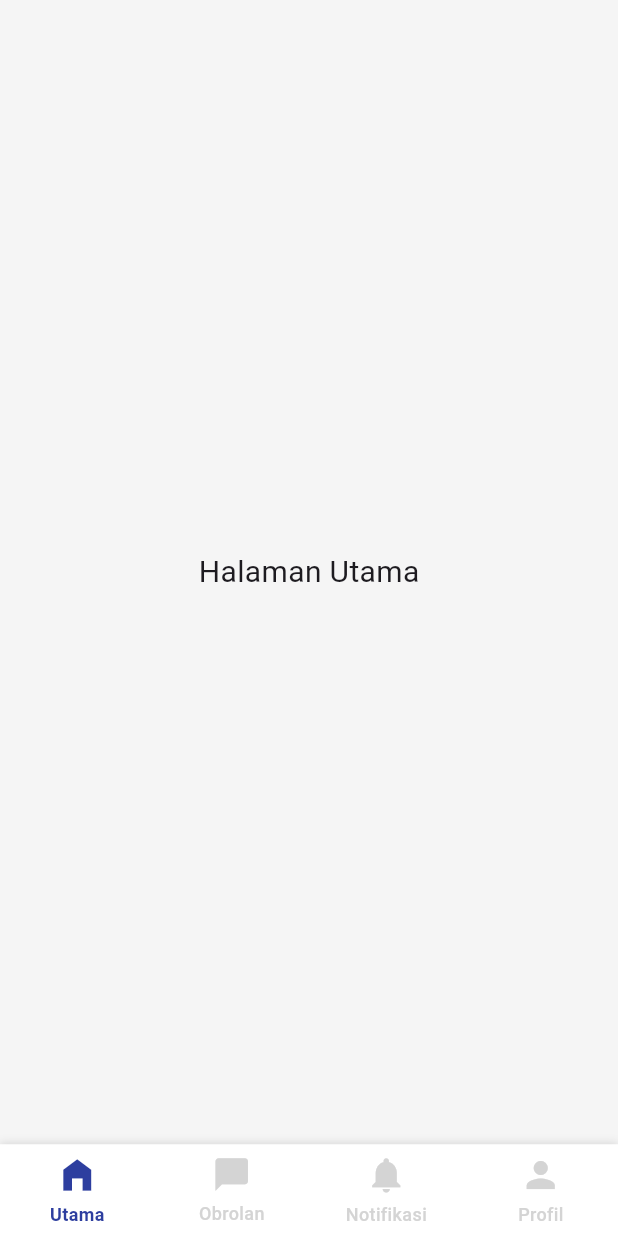
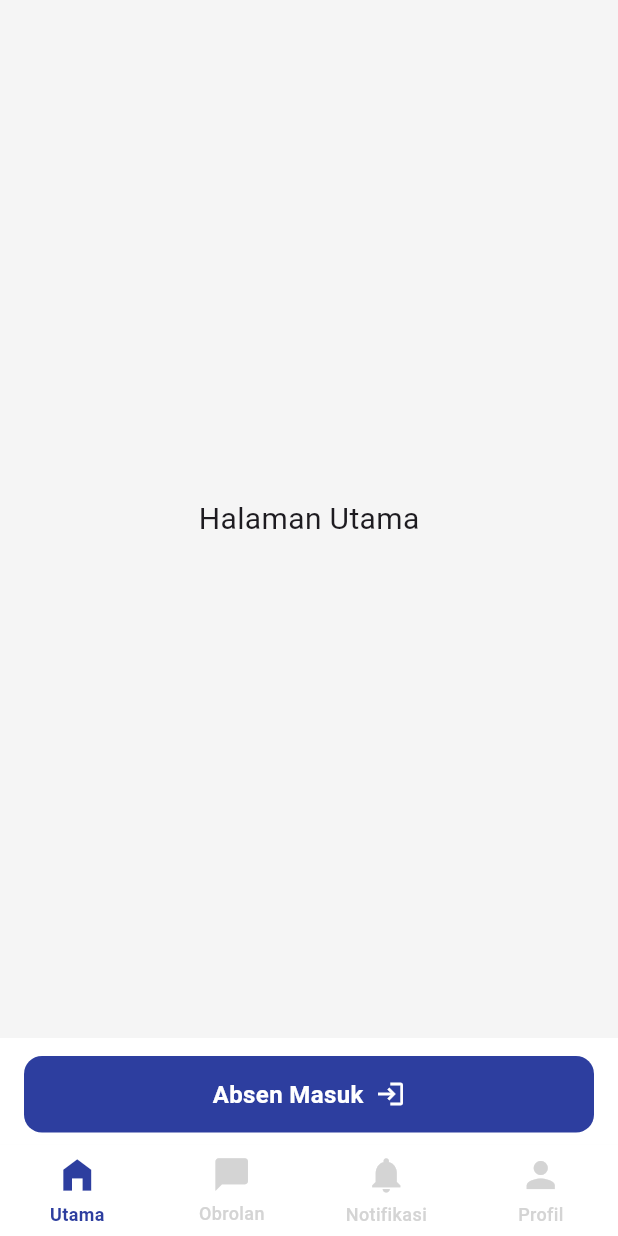
Before and after one commit to faizalfebriyanto886/Ide-hris, a Flutter app: the DashboardView screen opened by its route, on a phone screen of 412 x 824 dp. Run offline on Flutter 3.47's test engine with Material 3 defaults, Android fonts, the phone set to English and light mode, and no system bars; our stand-ins replace get.

Commit message:
menambah button absen masuk

```diff
--- a/lib/presentations/page/dashboard/view/dashboard_view.dart
+++ b/lib/presentations/page/dashboard/view/dashboard_view.dart
@@ -2,11 +2,13 @@ import 'package:flutter/material.dart';
 import 'package:get/get.dart';
 import '../controller/dashboard_controller.dart';
 
-class DashboardView extends GetView<DashboardController> {
+class DashboardView extends StatelessWidget {
   const DashboardView({super.key});
 
   @override
   Widget build(BuildContext context) {
+    final controller = Get.put(DashboardController());
+
     final List<Widget> pages = [
       const Center(
         child: Text("Halaman Utama", style: TextStyle(fontSize: 20)),
@@ -24,21 +26,58 @@ class DashboardView extends GetView<DashboardController> {
 
     return Scaffold(
       backgroundColor: const Color(0xFFF5F5F5),
+
       body: Obx(() => pages[controller.selectedIndex.value]),
-
-      // Navigation Bar
-      bottomNavigationBar: Obx(
-        () => Container(
-          decoration: const BoxDecoration(
+      bottomNavigationBar: Column(
+        mainAxisSize: MainAxisSize.min,
+        children: [
+          Container(
             color: Colors.white,
-            boxShadow: [
-              BoxShadow(
-                color: Colors.black12,
-                blurRadius: 4,
-                offset: Offset(0, -1),
+            padding: const EdgeInsets.only(
+              top: 12,
+              left: 16,
+              right: 16,
+              bottom: 8,
             ),
+            child: Material(
+              color: const Color(0xFF2D3E9F),
+              borderRadius: BorderRadius.circular(12),
+              child: InkWell(
+                onTap: () {
+                  Get.snackbar(
+                    "Absen Masuk",
+                    "Membuka fitur absensi...",
+                    backgroundColor: Colors.green,
+                    colorText: Colors.white,
+                  );
+                },
+                borderRadius: BorderRadius.circular(12),
+                child: Container(
+                  width: double.infinity,
+                  padding: const EdgeInsets.symmetric(vertical: 14),
+                  child: const Row(
+                    mainAxisAlignment: MainAxisAlignment.center,
+                    children: [
+                      Text(
+                        "Absen Masuk",
+                        style: TextStyle(
+                          color: Colors.white,
+                          fontSize: 16,
+                          fontWeight: FontWeight.w600,
+                        ),
+                      ),
+                      SizedBox(width: 8),
+                      Icon(Icons.login, color: Colors.white, size: 20),
                     ],
                   ),
+                ),
+              ),
+            ),
+          ),
+
+          Obx(
+            () => Container(
+              color: Colors.white,
               child: BottomNavigationBar(
                 currentIndex: controller.selectedIndex.value,
                 onTap: controller.changeTabIndex,
@@ -55,7 +94,6 @@ class DashboardView extends GetView<DashboardController> {
                   fontWeight: FontWeight.w500,
                   fontSize: 12,
                 ),
-
                 items: const [
                   BottomNavigationBarItem(
                     icon: Padding(
@@ -89,6 +127,8 @@ class DashboardView extends GetView<DashboardController> {
               ),
             ),
           ),
+        ],
+      ),
     );
   }
 }
```
Lines whose indentation alone changed are shown as unchanged.
